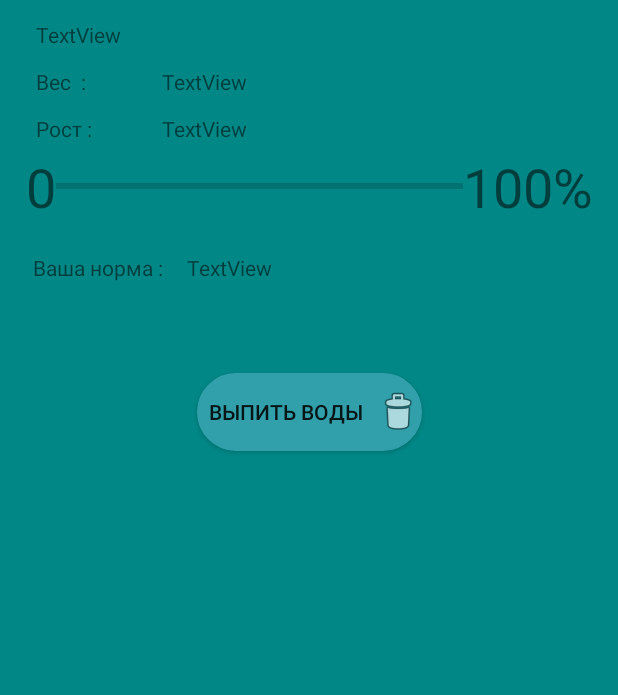
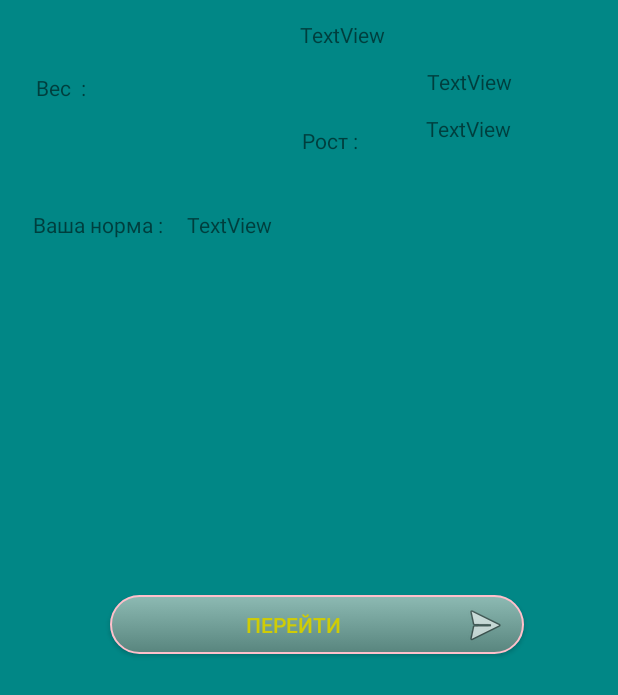
Before and after one commit to PavelIks/WaterCalcAP, an Android app: the layout activity_user.xml on its own in the app's theme, with its tools: preview values and no code run, on a phone screen of 412 x 824 dp. Shown: the top 695 px of the screen. Run offline under Robolectric (Android 15) with nearby library versions, the phone set to English and light mode, and no system bars.

Commit message:
Updated-3.

```diff
--- a/app/src/main/res/layout/activity_user.xml
+++ b/app/src/main/res/layout/activity_user.xml
@@ -7,6 +7,28 @@
     android:background="@color/teal_700"
     tools:context=".UserActivity">
 
+    <androidx.appcompat.widget.AppCompatButton
+        android:id="@+id/drinkWater"
+        android:layout_width="276dp"
+        android:layout_height="39dp"
+
+        android:layout_marginStart="73dp"
+        android:layout_marginTop="45dp"
+        android:layout_marginEnd="62dp"
+        android:layout_marginBottom="388dp"
+        android:background="@drawable/btn_next_maket"
+        android:drawableRight="@android:drawable/ic_menu_send"
+        android:enabled="true"
+        android:onClick="drinkWatter_method"
+        android:padding="10dp"
+        android:text="Перейти"
+        android:textColor="#CFCC06"
+        app:layout_constraintBottom_toBottomOf="parent"
+        app:layout_constraintEnd_toEndOf="parent"
+        app:layout_constraintHorizontal_bias="0.0"
+        app:layout_constraintStart_toStartOf="parent"
+        app:layout_constraintTop_toBottomOf="@+id/textView3" />
+
     <LinearLayout
         android:id="@+id/linearLayout"
         android:layout_width="wrap_content"
@@ -15,69 +37,37 @@
         android:orientation="horizontal"
         app:layout_constraintEnd_toEndOf="parent"
         app:layout_constraintStart_toStartOf="parent"
-        app:layout_constraintTop_toTopOf="parent">
+        app:layout_constraintTop_toTopOf="parent"/>
 
-        <TextView
-            android:id="@+id/txtStartWater"
-            android:layout_width="match_parent"
-            android:layout_height="wrap_content"
-            android:text="0"
-            android:textSize="36sp" />
-
-        <ProgressBar
-            android:id="@+id/progBar"
-            style="?android:attr/progressBarStyleHorizontal"
-            android:layout_width="271dp"
-            android:layout_height="match_parent"
-
-
-            android:indeterminate="false"
-            android:indeterminateDrawable="@drawable/my_progressbar_drawable"
-            android:indeterminateDuration="5000"
-            android:max="100"
-            android:progress="0"
-
-            />
-
-        <TextView
-            android:id="@+id/textView8"
-            android:layout_width="wrap_content"
-            android:layout_height="wrap_content"
-            android:layout_weight="1"
-            android:text="100%"
-            android:textSize="36sp" />
-    </LinearLayout>
-
-    <androidx.appcompat.widget.AppCompatButton
-        android:id="@+id/drinkWater"
-        android:layout_width="150dp"
-        android:layout_height="52dp"
-        android:layout_marginTop="100dp"
-        android:background="@drawable/btn_next_maket"
-        android:backgroundTint="#31A0AA"
-        android:drawableRight="@android:drawable/ic_menu_delete"
-        android:onClick="drinkWatter_method"
-        android:text="выпить воды"
+    <TextView
+        android:id="@+id/norm"
+        android:layout_width="wrap_content"
+        android:layout_height="wrap_content"
+        android:layout_marginStart="8dp"
+        android:layout_marginTop="40dp"
+        android:layout_marginEnd="233dp"
+        android:text="TextView"
         app:layout_constraintEnd_toEndOf="parent"
-        app:layout_constraintStart_toStartOf="parent"
+        app:layout_constraintStart_toEndOf="@+id/textView10"
         app:layout_constraintTop_toBottomOf="@+id/linearLayout" />
 
     <TextView
-        android:id="@+id/txtSex"
+        android:id="@+id/textView10"
         android:layout_width="wrap_content"
         android:layout_height="wrap_content"
         android:layout_marginStart="24dp"
-        android:layout_marginTop="16dp"
-        android:text="TextView"
-        app:layout_constraintBottom_toTopOf="@+id/txtWeigth"
+        android:layout_marginTop="40dp"
+        android:layout_marginEnd="8dp"
+        android:text="Ваша норма :"
+        app:layout_constraintEnd_toStartOf="@+id/norm"
         app:layout_constraintStart_toStartOf="parent"
-        app:layout_constraintTop_toTopOf="parent" />
+        app:layout_constraintTop_toBottomOf="@+id/linearLayout" />
 
     <TextView
         android:id="@+id/txtWeigth"
         android:layout_width="wrap_content"
         android:layout_height="wrap_content"
-        android:layout_marginStart="47dp"
+        android:layout_marginStart="224dp"
         android:layout_marginTop="12dp"
         android:text="TextView"
         app:layout_constraintBottom_toTopOf="@+id/txtGrow"
@@ -88,7 +78,7 @@
         android:id="@+id/txtGrow"
         android:layout_width="wrap_content"
         android:layout_height="wrap_content"
-        android:layout_marginStart="108dp"
+        android:layout_marginStart="284dp"
         android:layout_marginTop="12dp"
         android:layout_marginBottom="8dp"
         android:text="TextView"
@@ -97,35 +87,34 @@
         app:layout_constraintTop_toBottomOf="@+id/txtWeigth" />
 
     <TextView
-        android:id="@+id/textView10"
+        android:id="@+id/txtSex"
+        android:layout_width="wrap_content"
+        android:layout_height="wrap_content"
+        android:layout_marginStart="200dp"
+        android:layout_marginTop="16dp"
+        android:text="TextView"
+        app:layout_constraintBottom_toTopOf="@+id/txtWeigth"
+        app:layout_constraintStart_toStartOf="parent"
+        app:layout_constraintTop_toTopOf="parent" />
+
+    <TextView
+        android:id="@+id/textView14"
         android:layout_width="wrap_content"
         android:layout_height="wrap_content"
         android:layout_marginStart="24dp"
-        android:layout_marginTop="20dp"
-        android:layout_marginEnd="8dp"
-        android:text="Ваша норма :"
-        app:layout_constraintEnd_toStartOf="@+id/norm"
+        android:layout_marginTop="16dp"
+        android:text="Рост :"
+        app:layout_constraintEnd_toStartOf="@+id/txtGrow"
+        app:layout_constraintHorizontal_bias="0.797"
         app:layout_constraintStart_toStartOf="parent"
-        app:layout_constraintTop_toBottomOf="@+id/linearLayout" />
-
-    <TextView
-        android:id="@+id/norm"
-        android:layout_width="wrap_content"
-        android:layout_height="wrap_content"
-        android:layout_marginStart="8dp"
-        android:layout_marginTop="20dp"
-        android:layout_marginEnd="233dp"
-        android:text="TextView"
-        app:layout_constraintEnd_toEndOf="parent"
-        app:layout_constraintStart_toEndOf="@+id/textView10"
-        app:layout_constraintTop_toBottomOf="@+id/linearLayout" />
+        app:layout_constraintTop_toBottomOf="@+id/textView13" />
 
     <TextView
         android:id="@+id/textView13"
         android:layout_width="wrap_content"
         android:layout_height="wrap_content"
         android:layout_marginStart="24dp"
-        android:layout_marginTop="12dp"
+        android:layout_marginTop="16dp"
         android:layout_marginEnd="48dp"
         android:text="Вес  : "
         app:layout_constraintEnd_toStartOf="@+id/txtWeigth"
@@ -133,16 +122,4 @@
         app:layout_constraintStart_toStartOf="parent"
         app:layout_constraintTop_toBottomOf="@+id/txtSex" />
 
-    <TextView
-        android:id="@+id/textView14"
-        android:layout_width="wrap_content"
-        android:layout_height="wrap_content"
-        android:layout_marginStart="24dp"
-        android:layout_marginTop="12dp"
-        android:text="Рост :"
-        app:layout_constraintEnd_toStartOf="@+id/txtGrow"
-        app:layout_constraintHorizontal_bias="0.0"
-        app:layout_constraintStart_toStartOf="parent"
-        app:layout_constraintTop_toBottomOf="@+id/textView13" />
-
 </androidx.constraintlayout.widget.ConstraintLayout>
```
Also changed, not shown: app/src/main/java/com/example/calculatewater/MainActivity.java (+44 -34 lines), app/src/main/java/com/example/calculatewater/UserActivity.java (+19 -22 lines), app/src/main/java/com/example/calculatewater/UserClass.java (deleted, +0 -23 lines).
